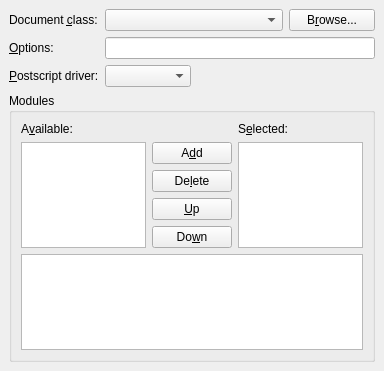
Before: the Qt Designer form src/frontends/qt4/ui/LaTeXUi.ui in cburschka/lyx, drawn with Qt 5.
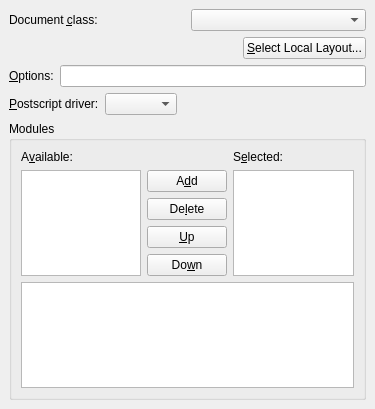
After: the same form once the commit is applied.

Commit message: LaTeXUi.ui: 	- size adjustments.

Patch:
```diff
--- a/src/frontends/qt4/ui/LaTeXUi.ui
+++ b/src/frontends/qt4/ui/LaTeXUi.ui
@@ -5,8 +5,8 @@
    <rect>
     <x>0</x>
     <y>0</y>
-    <width>384</width>
-    <height>371</height>
+    <width>375</width>
+    <height>409</height>
    </rect>
   </property>
   <property name="windowTitle" >
@@ -19,7 +19,60 @@
    <property name="spacing" >
     <number>6</number>
    </property>
-   <item row="3" column="0" colspan="4" >
+   <item row="1" column="0" >
+    <spacer>
+     <property name="orientation" >
+      <enum>Qt::Horizontal</enum>
+     </property>
+     <property name="sizeHint" >
+      <size>
+       <width>40</width>
+       <height>20</height>
+      </size>
+     </property>
+    </spacer>
+   </item>
+   <item row="0" column="0" colspan="2" >
+    <layout class="QHBoxLayout" >
+     <property name="margin" >
+      <number>0</number>
+     </property>
+     <property name="spacing" >
+      <number>6</number>
+     </property>
+     <item>
+      <widget class="QLabel" name="classL" >
+       <property name="text" >
+        <string>Document &amp;class:</string>
+       </property>
+       <property name="buddy" >
+        <cstring>classCO</cstring>
+       </property>
+      </widget>
+     </item>
+     <item>
+      <widget class="QComboBox" name="classCO" >
+       <property name="maxVisibleItems" >
+        <number>20</number>
+       </property>
+      </widget>
+     </item>
+    </layout>
+   </item>
+   <item row="5" column="1" >
+    <spacer>
+     <property name="orientation" >
+      <enum>Qt::Vertical</enum>
+     </property>
+     <property name="sizeHint" >
+      <size>
+       <width>84</width>
+       <height>41</height>
+      </size>
+     </property>
+    </spacer>
+   </item>
+   <item row="4" column="0" colspan="2" >
     <widget class="QGroupBox" name="modulesGB" >
      <property name="title" >
       <string>Modules</string>
@@ -112,14 +165,15 @@
      </layout>
     </widget>
    </item>
-   <item row="2" column="1" >
-    <widget class="QComboBox" name="psdriverCO" >
-     <property name="duplicatesEnabled" >
-      <bool>false</bool>
+   <item row="3" column="0" colspan="2" >
+    <layout class="QHBoxLayout" >
+     <property name="margin" >
+      <number>0</number>
      </property>
-    </widget>
-   </item>
-   <item row="2" column="0" >
+     <property name="spacing" >
+      <number>6</number>
+     </property>
+     <item>
     <widget class="QLabel" name="psdriverL" >
      <property name="text" >
       <string>&amp;Postscript driver:</string>
@@ -129,7 +183,14 @@
      </property>
     </widget>
    </item>
-   <item row="2" column="2" colspan="2" >
+     <item>
+      <widget class="QComboBox" name="psdriverCO" >
+       <property name="duplicatesEnabled" >
+        <bool>false</bool>
+       </property>
+      </widget>
+     </item>
+     <item>
     <spacer>
      <property name="orientation" >
       <enum>Qt::Horizontal</enum>
@@ -142,37 +203,32 @@
      </property>
     </spacer>
    </item>
-   <item row="4" column="1" colspan="2" >
-    <spacer>
-     <property name="orientation" >
-      <enum>Qt::Vertical</enum>
-     </property>
-     <property name="sizeHint" >
-      <size>
-       <width>84</width>
-       <height>41</height>
-      </size>
-     </property>
-    </spacer>
+    </layout>
    </item>
-   <item row="0" column="0" >
-    <widget class="QLabel" name="classL" >
+   <item row="2" column="0" colspan="2" >
+    <layout class="QHBoxLayout" >
+     <property name="margin" >
+      <number>0</number>
+     </property>
+     <property name="spacing" >
+      <number>6</number>
+     </property>
+     <item>
+      <widget class="QLabel" name="optionsL" >
      <property name="text" >
-      <string>Document &amp;class:</string>
+        <string>&amp;Options:</string>
      </property>
      <property name="buddy" >
-      <cstring>classCO</cstring>
+        <cstring>optionsLE</cstring>
      </property>
     </widget>
    </item>
-   <item row="0" column="1" colspan="2" >
-    <widget class="QComboBox" name="classCO" >
-     <property name="maxVisibleItems" >
-      <number>20</number>
-     </property>
-    </widget>
-   </item>
-   <item row="0" column="3" >
+     <item>
+      <widget class="QLineEdit" name="optionsLE" />
+     </item>
+    </layout>
+   </item>
+   <item row="1" column="1" >
     <widget class="QPushButton" name="layoutPB" >
      <property name="sizePolicy" >
       <sizepolicy>
@@ -182,24 +238,14 @@
        <verstretch>0</verstretch>
       </sizepolicy>
      </property>
-     <property name="text" >
-      <string>B&amp;rowse...</string>
+     <property name="toolTip" >
+      <string>Click to select a local document class definition file</string>
      </property>
-    </widget>
-   </item>
-   <item row="1" column="0" >
-    <widget class="QLabel" name="optionsL" >
      <property name="text" >
-      <string>&amp;Options:</string>
+      <string>&amp;Select Local Layout...</string>
      </property>
-     <property name="buddy" >
-      <cstring>optionsLE</cstring>
-     </property>
     </widget>
    </item>
-   <item row="1" column="1" colspan="3" >
-    <widget class="QLineEdit" name="optionsLE" />
-   </item>
   </layout>
  </widget>
  <tabstops>
```
Lines whose indentation alone changed are shown as unchanged.
